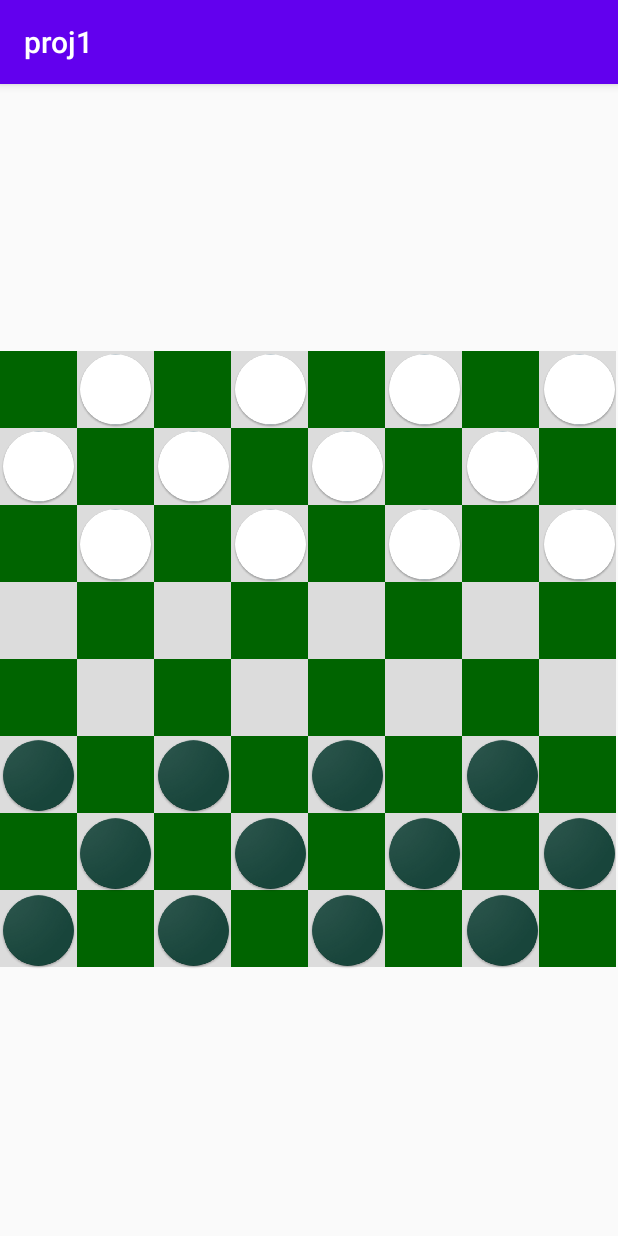
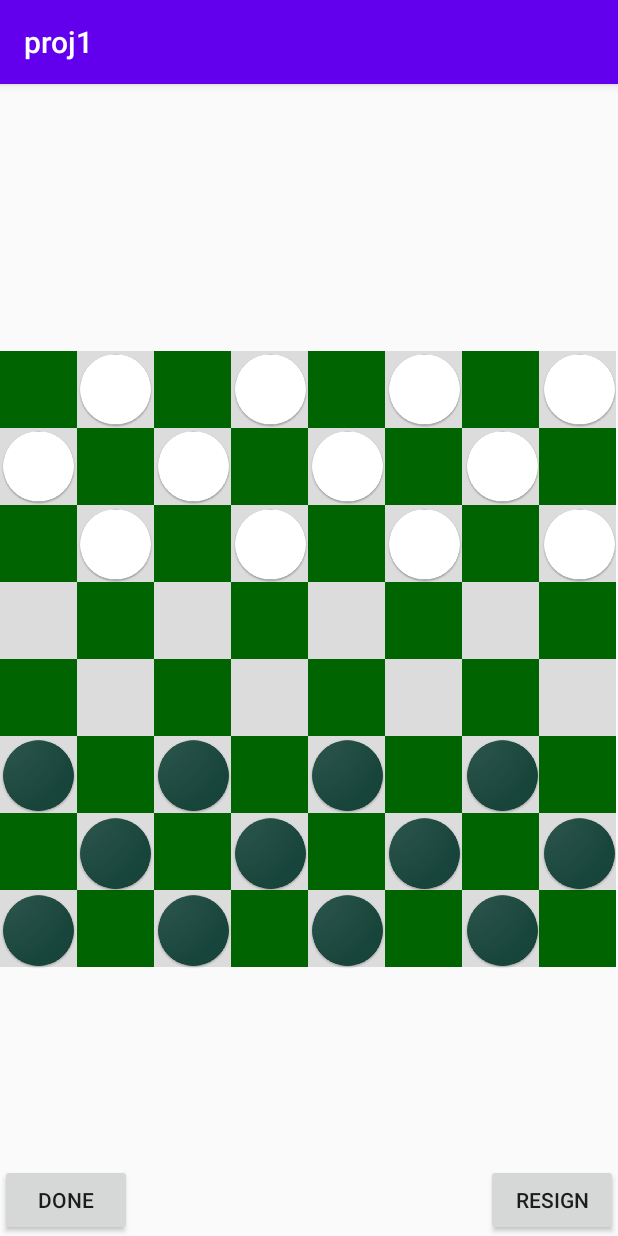
Before and after one commit to pastyrn1/Checkers_CSE476, an Android app: the screen it shows after launch (GameActivity), after a tap on "START", on a phone screen of 412 x 824 dp. Run offline under Robolectric (Android 15) with nearby library versions, the phone set to English and light mode, and no system bars.

Commit message:
Added Done and Resign buttons

```diff
--- a/proj1/app/src/main/java/edu/msu/lukshani/proj1/GameActivity.java
+++ b/proj1/app/src/main/java/edu/msu/lukshani/proj1/GameActivity.java
@@ -2,7 +2,9 @@ package edu.msu.lukshani.proj1;
 
 import androidx.appcompat.app.AppCompatActivity;
 
+import android.content.Intent;
 import android.os.Bundle;
+import android.view.View;
 
 public class GameActivity extends AppCompatActivity {
 
@@ -11,4 +13,9 @@ public class GameActivity extends AppCompatActivity {
         super.onCreate(savedInstanceState);
         setContentView(R.layout.activity_game);
     }
+
+    public void onResign(View View) {
+        Intent intent = new Intent(this, EndActivity.class);
+        startActivity(intent);
+    }
 }
--- a/proj1/app/src/main/java/edu/msu/lukshani/proj1/OpenActivity.java
+++ b/proj1/app/src/main/java/edu/msu/lukshani/proj1/OpenActivity.java
@@ -19,7 +19,6 @@ public class OpenActivity extends AppCompatActivity {
         super.onCreate(savedInstanceState);
         setContentView(R.layout.activity_open);
 
-        configureStartButton();
 
         nameInput = (EditText)findViewById(R.id.player1name);
 
@@ -34,13 +33,9 @@ public class OpenActivity extends AppCompatActivity {
 
     }
 
-    private void configureStartButton(){
-        Button startButton = (Button) findViewById(R.id.startButton);
-        startButton.setOnClickListener(new View.OnClickListener(){
-            @Override
-            public void onClick(View view) {
+
+            public void onStart(View view) {
                 startActivity(new Intent(OpenActivity.this, GameActivity.class));
             }
-        });
-    }
+
 }
--- a/proj1/app/src/main/res/layout/activity_game.xml
+++ b/proj1/app/src/main/res/layout/activity_game.xml
@@ -1,7 +1,8 @@
 <?xml version="1.0" encoding="utf-8"?>
-<LinearLayout xmlns:android="http://schemas.android.com/apk/res/android"
+<androidx.constraintlayout.widget.ConstraintLayout xmlns:android="http://schemas.android.com/apk/res/android"
     xmlns:app="http://schemas.android.com/apk/res-auto"
     xmlns:tools="http://schemas.android.com/tools"
+    android:id="@+id/linearLayout"
     android:layout_width="match_parent"
     android:layout_height="match_parent"
     tools:context=".GameActivity">
@@ -9,7 +10,26 @@
     <view
         android:id="@+id/gameView"
         class="edu.msu.lukshani.proj1.GameView"
-        android:layout_width="0dp"
-        android:layout_height="match_parent"
-        android:layout_weight="1" />
-</LinearLayout>
+        android:layout_width="wrap_content"
+        android:layout_height="wrap_content"
+        app:layout_constraintStart_toStartOf="parent"
+        app:layout_constraintTop_toTopOf="parent" />
+
+    <Button
+        android:id="@+id/button"
+        android:layout_width="wrap_content"
+        android:layout_height="wrap_content"
+        android:onClick="onResign"
+        android:text="@string/resignButton"
+        app:layout_constraintBottom_toBottomOf="@+id/gameView"
+        app:layout_constraintEnd_toEndOf="parent" />
+
+    <Button
+        android:id="@+id/button2"
+        android:layout_width="wrap_content"
+        android:layout_height="wrap_content"
+        android:text="@string/doneButton"
+        app:layout_constraintBottom_toBottomOf="parent"
+        app:layout_constraintStart_toStartOf="parent" />
+
+</androidx.constraintlayout.widget.ConstraintLayout>
--- a/proj1/app/src/main/res/layout/activity_open.xml
+++ b/proj1/app/src/main/res/layout/activity_open.xml
@@ -106,6 +106,7 @@
         android:id="@+id/startButton"
         android:layout_width="wrap_content"
         android:layout_height="wrap_content"
+        android:onClick="onStart"
         android:text="@string/startButton"
         app:layout_constraintBottom_toBottomOf="parent"
         app:layout_constraintEnd_toEndOf="parent"
--- a/proj1/app/src/main/res/values/strings.xml
+++ b/proj1/app/src/main/res/values/strings.xml
@@ -7,4 +7,6 @@
     <string name="player2text">Player 2</string>
     <string name="restart">Restart</string>
     <string name="piece_desc">checker pieces design</string>
+    <string name="resignButton">Resign</string>
+    <string name="doneButton">Done</string>
 </resources>
```
